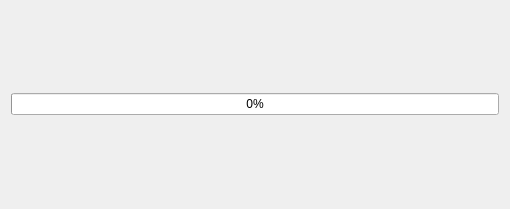
This is assets/ui/progress_window.ui in Victor-Nikliaiev/RSA-4096-Encryption-Manager as Qt 5 draws it before an edit. The edited form follows.
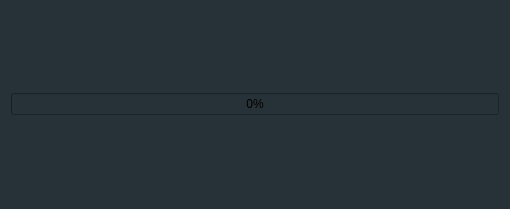
This is the edited form. Icons and pictures are not drawn.

Commit message: Fixed some color theme issues, and fixed some code errors

Patch:
```diff
--- a/assets/ui/progress_window.ui
+++ b/assets/ui/progress_window.ui
@@ -38,6 +38,9 @@
    <iconset resource="icons.qrc">
     <normaloff>:/favicon/icons/maze.png</normaloff>:/favicon/icons/maze.png</iconset>
   </property>
+  <property name="styleSheet">
+   <string notr="true">background-color: rgb(38, 50, 56)</string>
+  </property>
   <layout class="QVBoxLayout" name="verticalLayout">
    <item>
     <widget class="QProgressBar" name="operation_progress">
```
The commit also changes 17 other files.
